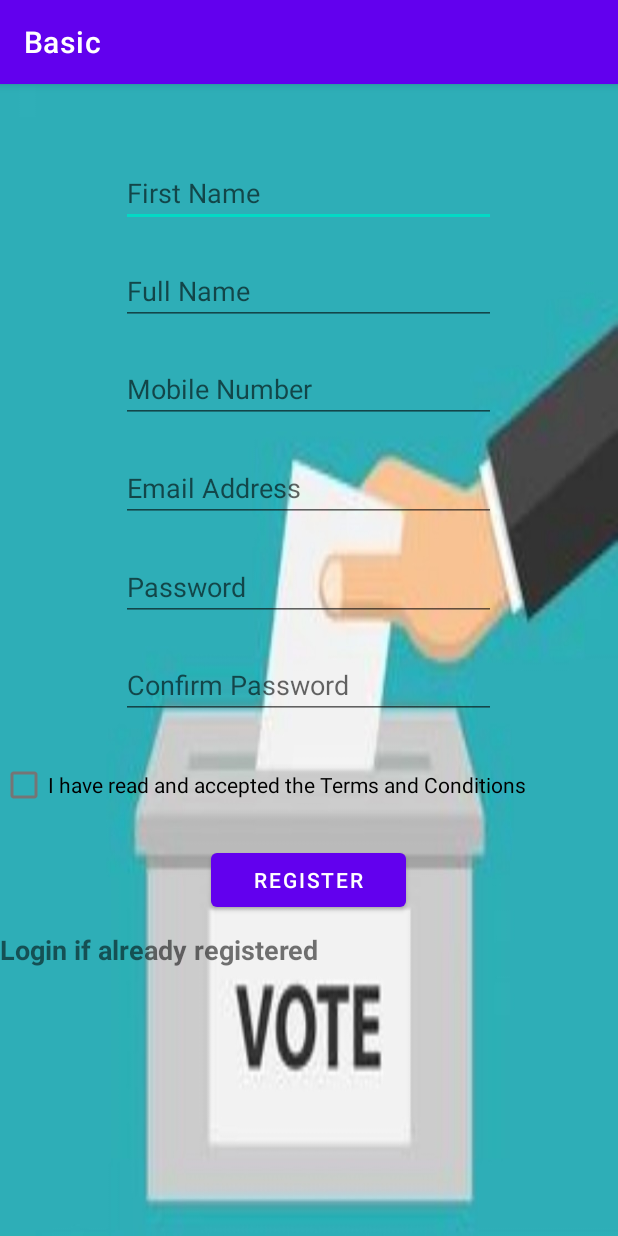
After one commit to Google-TVET-Training-TTTI/TVETA, an Android app: the VoterRegister screen opened directly, with no data from a screen before it, on a phone screen of 412 x 824 dp. The commit adds this screen. Run offline under Robolectric (Android 15) with nearby library versions, the phone set to English and light mode, and no system bars; 1 statement that could not run was skipped.

Commit message:
added Register & Login - Ericson

```diff
--- /dev/null
+++ b/app/src/main/java/com/ttti/project_basic/VoterRegister.kt
@@ -0,0 +1,39 @@
+package com.ttti.project_basic
+
+import androidx.appcompat.app.AppCompatActivity
+import android.os.Bundle
+import android.view.View
+import android.widget.Button
+import android.widget.EditText
+import android.widget.Toast
+
+class VoterRegister : AppCompatActivity() {
+    override fun onCreate(savedInstanceState: Bundle?) {
+        super.onCreate(savedInstanceState)
+        setContentView(R.layout.voter_register)
+
+        val first_name = findViewById(R.id.firstName) as EditText
+        val full_name  = findViewById(R.id.fullName) as EditText
+        val mobile = findViewById(R.id.mobNo) as EditText
+        val email = findViewById(R.id.email) as EditText
+        val org_pass = findViewById(R.id.orgPass) as EditText
+        val conf_pass = findViewById(R.id.confPass) as EditText
+        val btn_login = findViewById(R.id.btnLogin) as Button
+
+        btn_login.setOnClickListener(View.OnClickListener {
+            if (first_name.getText().toString().isEmpty() || full_name.getText().toString().isEmpty() ||
+                mobile.getText().toString().isEmpty() || email.getText().toString().isEmpty() ||
+                org_pass.getText().toString().isEmpty() || conf_pass.getText().toString().isEmpty()) {
+                Toast.makeText(applicationContext, "Please enter all the details", Toast.LENGTH_SHORT).show()
+            }
+            else {
+                Toast.makeText(getApplicationContext(), "Your First name - " + first_name.getText().toString() +
+                        " \n" + "Your Full Name - " + full_name.getText().toString() + " \n" + "Your Mobile - " +
+                            mobile.getText().toString() + " \n" + "Your Email - " + email.getText().toString() + " \n"
+                        + "Your Password - " + org_pass.getText().toString() + " \n" + "Your Password Repeat - " +
+                            conf_pass.getText().toString(),Toast.LENGTH_LONG).show()
+
+            }
+        })
+    }
+}
--- /dev/null
+++ b/app/src/main/res/layout/voter_register.xml
@@ -0,0 +1,122 @@
+<?xml version="1.0" encoding="utf-8"?>
+<LinearLayout
+        xmlns:android="http://schemas.android.com/apk/res/android"
+        xmlns:tools="http://schemas.android.com/tools"
+        xmlns:app="http://schemas.android.com/apk/res-auto"
+        android:layout_width="match_parent"
+        android:layout_height="match_parent"
+        android:orientation="vertical"
+        android:background="@drawable/voter"
+        tools:context=".VoterRegister">
+
+
+    <EditText
+            android:id="@+id/firstName"
+            android:hint="@string/first_name"
+            android:singleLine="true"
+            android:lines="1"
+            android:scrollHorizontally="true"
+            android:ellipsize="end"
+            android:layout_width="250sp"
+            android:layout_marginTop="50sp"
+            android:layout_height="wrap_content"
+            android:layout_gravity="center_horizontal"
+            android:inputType="text"
+            android:autofillHints="no"/>
+
+    <EditText
+            android:id="@+id/fullName"
+            android:hint="@string/full_name"
+            android:singleLine="true"
+            android:lines="1"
+            android:scrollHorizontally="true"
+            android:ellipsize="end"
+            android:layout_width="250sp"
+            android:layout_marginTop="20sp"
+            android:layout_height="wrap_content"
+            android:layout_gravity="center_horizontal"
+            android:inputType="text"
+            android:autofillHints="no"/>
+
+    <EditText
+            android:id="@+id/mobNo"
+            android:hint="@string/mobile_no"
+            android:singleLine="true"
+            android:lines="1"
+            android:scrollHorizontally="true"
+            android:ellipsize="end"
+            android:layout_width="250sp"
+            android:layout_marginBottom="0.1sp"
+            android:layout_marginTop="20sp"
+            android:inputType="number"
+            android:layout_height="wrap_content"
+            android:layout_gravity="center_horizontal"
+            android:autofillHints="no"/>
+
+    <EditText
+            android:id="@+id/email"
+            android:hint="@string/email_address"
+            android:singleLine="true"
+            android:lines="1"
+            android:scrollHorizontally="true"
+            android:ellipsize="end"
+            android:layout_width="250sp"
+            android:layout_marginTop="20sp"
+            android:layout_marginBottom="0.1sp"
+            android:inputType="textEmailAddress"
+            android:layout_height="wrap_content"
+            android:layout_gravity="center_horizontal"
+            android:autofillHints="no"/>
+
+    <EditText
+            android:id="@+id/orgPass"
+            android:hint="@string/Password"
+            android:singleLine="true"
+            android:lines="1"
+            android:scrollHorizontally="true"
+            android:ellipsize="end"
+            android:layout_width="250sp"
+            android:layout_marginTop="20sp"
+            android:inputType="textPassword"
+            android:layout_height="wrap_content"
+            android:layout_gravity="center_horizontal"
+            android:autofillHints="no"/>
+
+    <EditText
+            android:id="@+id/confPass"
+            android:hint="@string/Confirm_Password"
+            android:singleLine="true"
+            android:lines="1"
+            android:scrollHorizontally="true"
+            android:ellipsize="end"
+            android:layout_width="250sp"
+            android:layout_marginTop="20sp"
+            android:inputType="textPassword"
+            android:layout_height="wrap_content"
+            android:layout_gravity="center_horizontal"
+            android:autofillHints="no"/>
+
+    <CheckBox
+            android:layout_width="wrap_content"
+            android:layout_height="wrap_content"
+            android:text="@string/term_cond"
+            android:layout_marginTop="20sp"/>
+
+    <Button
+            android:id="@+id/btnRegister"
+            android:text="@string/btn_register"
+            android:layout_marginBottom="10dp"
+            android:layout_width="130dp"
+            android:layout_height="wrap_content"
+            android:layout_gravity="center_horizontal"
+            android:layout_marginTop="15sp"/>
+
+    <TextView
+            android:id="@+id/backLogin"
+            android:text="@string/back_login"
+            android:layout_width="wrap_content"
+            android:layout_height="wrap_content"
+            android:textStyle="bold"
+            android:textSize="18sp"/>
+
+</LinearLayout>
--- a/app/src/main/res/values/strings.xml
+++ b/app/src/main/res/values/strings.xml
@@ -1,8 +1,26 @@
 <resources>
     <string name="app_name">Basic</string>
+
+    //Addition
     <string name="btn_add">ADD</string>
     <string name="num_sec">Enter Second Number</string>
     <string name="tv_sec">Second Number"</string>
     <string name="num_first">Enter First Number</string>
     <string name="tv_first">First Number"</string>
+
+    //Voter Register
+    <string name="register_here">Register Here</string>
+    <string name="btn_register">Register</string>
+    <string name="btn_login">Login</string>
+    <string name="first_name">First Name"</string>
+    <string name="full_name">Full Name"</string>
+    <string name="Password">Password</string>
+    <string name="Confirm_Password">Confirm Password</string>
+    <string name="email_address">Email Address</string>
+    <string name="user_name">UserName</string>
+    <string name="mobile_no">Mobile Number</string>
+    <string name="term_cond">I have read and accepted the Terms and Conditions</string>
+    <string name="rem_me">Remember me</string>
+    <string name="back_login">Login if already registered</string>
+    <string name="fgt_pass">Forgot your Password?</string>
 </resources>
--- a/build.gradle
+++ b/build.gradle
@@ -6,7 +6,7 @@ buildscript {
     }
     dependencies {
         classpath "com.android.tools.build:gradle:7.0.0"
-        classpath "org.jetbrains.kotlin:kotlin-gradle-plugin:1.6.10"
+        classpath 'org.jetbrains.kotlin:kotlin-gradle-plugin:1.6.20'
 
         // NOTE: Do not place your application dependencies here; they belong
         // in the individual module build.gradle files
```
Also changed, not shown: app/src/main/AndroidManifest.xml (+12 -2 lines), app/src/main/java/com/ttti/project_basic/MainActivity.kt (+7 -1 lines), app/src/main/java/com/ttti/project_basic/PageAdd.kt (+15 -1 lines), app/src/main/java/com/ttti/project_basic/VoterLogin.kt (added, +30 -0 lines), app/src/main/res/layout/activity_main.xml (+9 -0 lines), app/src/main/res/layout/pageadd.xml (+26 -1 lines), app/src/main/res/layout/voter_login.xml (added, +64 -0 lines), app/src/main/res/drawable/voter.jpg (added).
